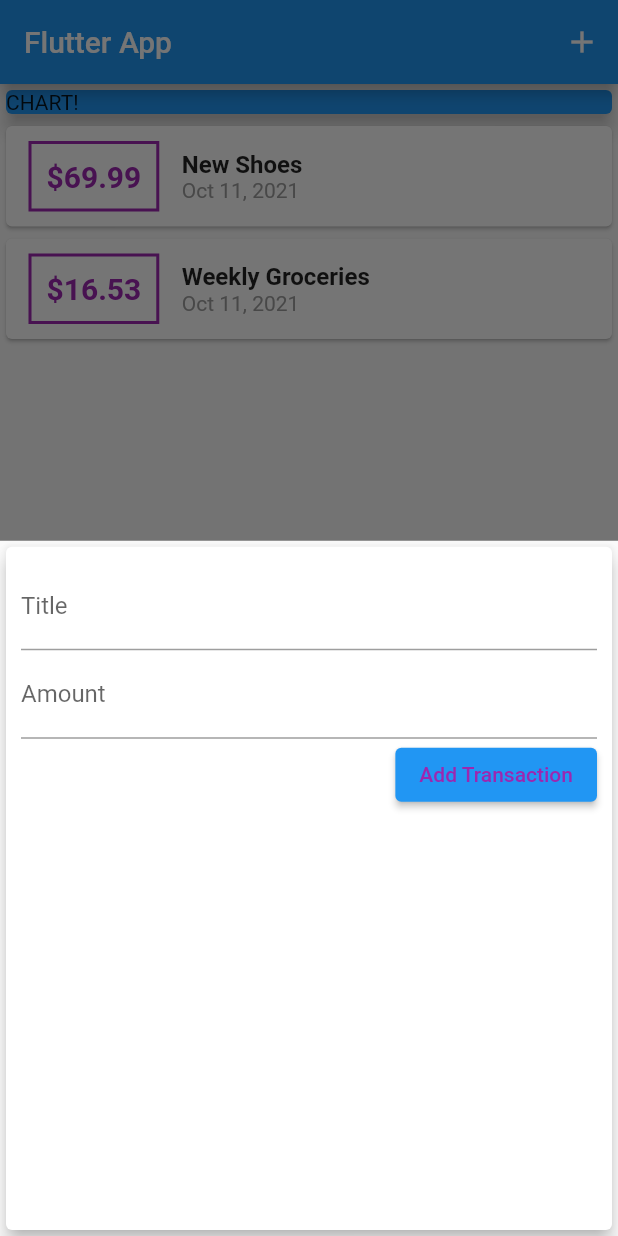
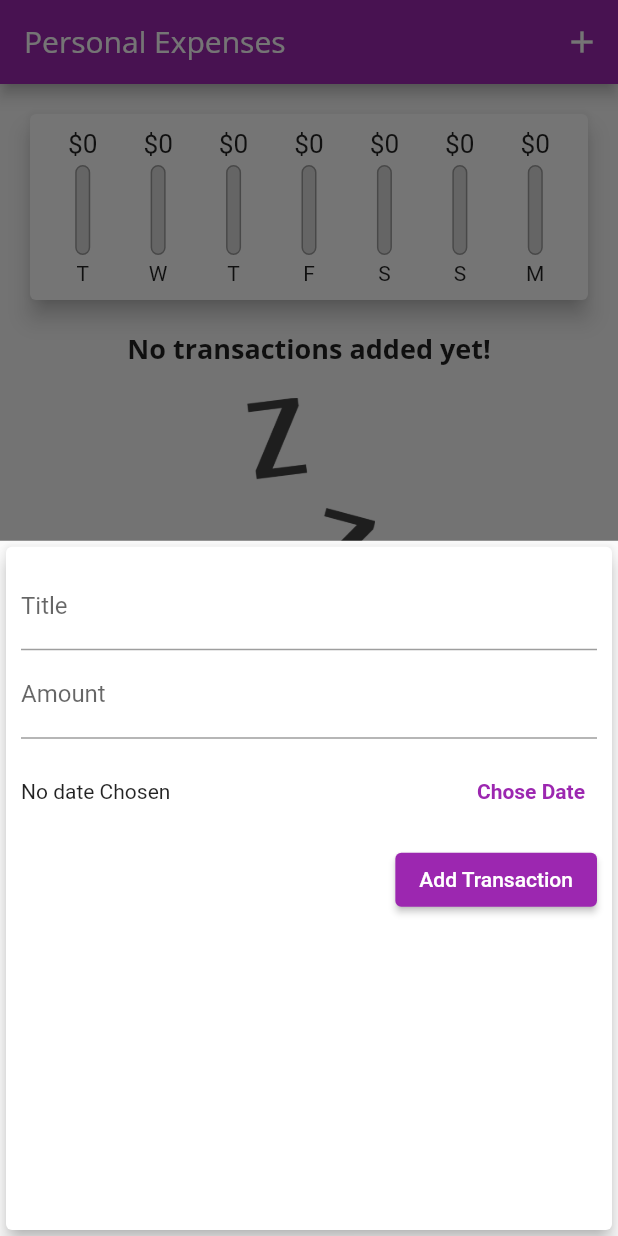
Before and after one commit to bogdan-stelea/personal_expenses_app, a Flutter app: the screen it shows after launch, after a tap on the "add" icon, on a phone screen of 412 x 824 dp. Run offline on Flutter 3.47's test engine with Material 2 defaults, Android fonts, the phone set to English and light mode, and no system bars.

Commit message:
New additions
Implemented a chart for recent transactions, chosing a date when you try to add a new transaction, delete transaction button

```diff
--- a/lib/main.dart
+++ b/lib/main.dart
@@ -1,4 +1,5 @@
 import 'package:flutter/material.dart';
+import 'package:personal_expenses_app/widgets/chart.dart';
 import 'package:personal_expenses_app/widgets/new_transaction.dart';
 import 'package:personal_expenses_app/widgets/transaction_list.dart';
 
@@ -7,41 +8,76 @@ import 'models/transactions.dart';
 void main() => runApp(MyApp());
 
 class MyApp extends StatelessWidget {
+  const MyApp({Key? key}) : super(key: key);
+
   @override
   Widget build(BuildContext context) {
     return MaterialApp(
-      title: 'Flutter App',
+      title: 'Personal Expenses',
+      theme: ThemeData(
+        errorColor: Colors.red,
+        colorScheme: ColorScheme.fromSwatch(primarySwatch: Colors.purple).copyWith(secondary: Colors.amber),
+        fontFamily: 'Quicksand',
+        textTheme: ThemeData.light().textTheme.copyWith(
+              headline6: const TextStyle(
+                fontFamily: 'OpenSans',
+                fontWeight: FontWeight.bold,
+                fontSize: 18,
+              ),
+            ),
+        appBarTheme: AppBarTheme(
+          textTheme:
+              ThemeData.light().textTheme.copyWith(headline6: const TextStyle(fontFamily: 'OpenSans', fontSize: 20)),
+        ),
+      ),
       home: MyHomePage(),
     );
   }
 }
 
 class MyHomePage extends StatefulWidget {
+  const MyHomePage({Key? key}) : super(key: key);
+
   @override
   State<MyHomePage> createState() => _MyHomePageState();
 }
 
 class _MyHomePageState extends State<MyHomePage> {
-
   final List<Transaction> _userTransaction = [
-    Transaction(
-      id: 't1',
-      title: 'New Shoes',
-      amount: 69.99,
-      date: DateTime.now(),
-    ),
-    Transaction(
-      id: 't2',
-      title: 'Weekly Groceries',
-      amount: 16.53,
-      date: DateTime.now(),
-    ),
+    // Transaction(
+    //   id: 't1',
+    //   title: 'New Shoes',
+    //   amount: 69.99,
+    //   date: DateTime.now(),
+    // ),
+    // Transaction(
+    //   id: 't2',
+    //   title: 'Weekly Groceries',
+    //   amount: 16.53,
+    //   date: DateTime.now(),
+    // ),
   ];
 
-  void _addNewTransaction(String title, double amount) {
-    final newTx = Transaction(title: title, amount: amount, date: DateTime.now(), id: DateTime.now().toString());
+  List<Transaction> get _recentTransactions {
+    return _userTransaction.where((tx) {
+      return tx.date.isAfter(
+        DateTime.now().subtract(
+          const Duration(days: 7),
+        ),
+      );
+    }).toList();
+  }
+
+  void _addNewTransaction(String title, double amount, DateTime chosenDate) {
+    final newTx = Transaction(title: title, amount: amount, date: chosenDate, id: DateTime.now().toString());
     setState(() {
       _userTransaction.add(newTx);
+    });
+  }
+
+  void _deleteTransaction(String id) {
+    setState(() {
+      _userTransaction.removeWhere((element) => element.id == id);
     });
   }
 
@@ -58,11 +94,13 @@ class _MyHomePageState extends State<MyHomePage> {
   Widget build(BuildContext context) {
     return Scaffold(
       appBar: AppBar(
-        title: const Text('Flutter App'),
+        title: const Text(
+          'Personal Expenses',
+        ),
         actions: <Widget>[
           IconButton(
             onPressed: () => _startAddNewTransaction(context),
-            icon: Icon(Icons.add),
+            icon: const Icon(Icons.add),
           ),
         ],
       ),
@@ -71,21 +109,16 @@ class _MyHomePageState extends State<MyHomePage> {
           // mainAxisAlignment: MainAxisAlignment.start,
           crossAxisAlignment: CrossAxisAlignment.stretch,
           children: <Widget>[
-            Container(
-              width: double.infinity,
-              child: const Card(
-                color: Colors.blue,
-                child: Text('CHART!'),
-                elevation: 5,
-              ),
+            Chart(_recentTransactions),
+            Expanded(
+              child: TransactionList(_userTransaction, _deleteTransaction),
             ),
-            TransactionList(_userTransaction),
           ],
         ),
       ),
       floatingActionButtonLocation: FloatingActionButtonLocation.centerFloat,
       floatingActionButton: FloatingActionButton(
-        child: Icon(Icons.add),
+        child: const Icon(Icons.add),
         onPressed: () => _startAddNewTransaction(context),
       ),
     );
--- /dev/null
+++ b/lib/widgets/chart.dart
@@ -0,0 +1,59 @@
+import 'package:flutter/material.dart';
+import 'package:personal_expenses_app/models/transactions.dart';
+import 'package:intl/intl.dart';
+
+import 'chart_bar.dart';
+
+class Chart extends StatelessWidget {
+  const Chart(this.recentTransactions, {Key? key}) : super(key: key);
+
+  final List<Transaction> recentTransactions;
+
+  List<Map<String, Object>> get groupedTransactionValues {
+    return List.generate(7, (index) {
+      final weekDay = DateTime.now().subtract(
+        Duration(days: index),
+      );
+      double totalSum = 0.0;
+      for (var i = 0; i < recentTransactions.length; i++) {
+        if (recentTransactions[i].date.day == weekDay.day &&
+            recentTransactions[i].date.month == weekDay.month &&
+            recentTransactions[i].date.year == weekDay.year) {
+          totalSum += recentTransactions[i].amount;
+        }
+      }
+
+      return {'day': DateFormat.E().format(weekDay).substring(0, 1), 'amount': totalSum};
+    }).reversed.toList();
+  }
+
+  double get totalSpending {
+    return groupedTransactionValues.fold(0.0, (sum, item) {
+      return sum + (item['amount'] as double);
+    });
+  }
+
+  @override
+  Widget build(BuildContext context) {
+    return Card(
+      elevation: 6,
+      margin: const EdgeInsets.all(20),
+      child: Padding(
+        padding: const EdgeInsets.all(10),
+        child: Row(
+          mainAxisAlignment: MainAxisAlignment.spaceAround,
+          children: groupedTransactionValues.map((data) {
+            return Flexible(
+              fit: FlexFit.tight,
+              child: ChartBar(
+                data['day'].toString(),
+                (data['amount'] as double),
+                totalSpending == 0.0 ? 0.0 : (data['amount'] as double) / totalSpending,
+              ),
+            );
+          }).toList(),
+        ),
+      ),
+    );
+  }
+}
--- /dev/null
+++ b/lib/widgets/chart_bar.dart
@@ -0,0 +1,57 @@
+import 'package:flutter/material.dart';
+
+class ChartBar extends StatelessWidget {
+  const ChartBar(this.label, this.spendingAmount, this.spendingPercentage, {Key? key}) : super(key: key);
+
+  final String label;
+  final double spendingAmount;
+  final double spendingPercentage;
+
+  @override
+  Widget build(BuildContext context) {
+    return Column(
+      children: [
+        SizedBox(
+          height: 20,
+          child: FittedBox(
+            child: Text('\$${spendingAmount.toStringAsFixed(0)}'),
+          ),
+        ),
+        const SizedBox(
+          height: 4,
+        ),
+        SizedBox(
+          height: 60,
+          width: 10,
+          child: Stack(
+            children: [
+              Container(
+                decoration: BoxDecoration(
+                  border: Border.all(
+                    color: Colors.grey,
+                    width: 1.0,
+                  ),
+                  color: const Color.fromRGBO(220, 220, 220, 1),
+                  borderRadius: BorderRadius.circular(10),
+                ),
+              ),
+              FractionallySizedBox(
+                heightFactor: spendingPercentage,
+                child: Container(
+                  decoration: BoxDecoration(
+                    color: Theme.of(context).primaryColor,
+                    borderRadius: BorderRadius.circular(10),
+                  ),
+                ),
+              ),
+            ],
+          ),
+        ),
+        const SizedBox(
+          height: 4,
+        ),
+        Text(label),
+      ],
+    );
+  }
+}
--- a/lib/widgets/new_transaction.dart
+++ b/lib/widgets/new_transaction.dart
@@ -1,4 +1,6 @@
+import 'dart:ui';
 import 'package:flutter/material.dart';
+import 'package:intl/intl.dart';
 
 class NewTransaction extends StatefulWidget {
   final Function addTx;
@@ -10,19 +12,34 @@ class NewTransaction extends StatefulWidget {
 }
 
 class _NewTransactionState extends State<NewTransaction> {
-  final titleController = TextEditingController();
+  final _titleController = TextEditingController();
+  final _amountController = TextEditingController();
+  DateTime? _selectedDate;
 
-  final amountController = TextEditingController();
-
-  void submitData() {
-    final enteredTitle = titleController.text;
-    final enteredAmount = double.parse(amountController.text);
-    if(enteredTitle.isEmpty || enteredAmount <= 0) {
+  void _submitData() {
+    if (_amountController.text.isEmpty) {
       return;
     }
-    widget.addTx(enteredTitle, enteredAmount);
+    final enteredTitle = _titleController.text;
+    final enteredAmount = double.parse(_amountController.text);
+    if (enteredTitle.isEmpty || enteredAmount <= 0 || _selectedDate == null) {
+      return;
+    }
+    widget.addTx(enteredTitle, enteredAmount, _selectedDate);
 
     Navigator.of(context).pop();
+  }
+
+  void _presentDatePicker() {
+    showDatePicker(context: context, initialDate: DateTime.now(), firstDate: DateTime(2021), lastDate: DateTime.now())
+        .then((pickedDate) {
+      if (pickedDate == null) {
+        return;
+      }
+      setState(() {
+        _selectedDate = pickedDate;
+      });
+    });
   }
 
   @override
@@ -36,21 +53,40 @@ class _NewTransactionState extends State<NewTransaction> {
           children: <Widget>[
             TextField(
               decoration: InputDecoration(labelText: 'Title'),
-              controller: titleController,
-              onSubmitted: (_) => submitData(),
+              controller: _titleController,
+              onSubmitted: (_) => _submitData(),
             ),
             TextField(
               decoration: InputDecoration(labelText: 'Amount'),
-              controller: amountController,
+              controller: _amountController,
               keyboardType: TextInputType.number,
-              onSubmitted: (_) => submitData(),
+              onSubmitted: (_) => _submitData(),
+            ),
+            SizedBox(
+              height: 70,
+              child: Row(
+                children: <Widget>[
+                  Expanded(
+                    child: Text(
+                      _selectedDate == null
+                          ? 'No date Chosen'
+                          : 'Picked Date: ${DateFormat.yMd().format(_selectedDate!)}',
+                    ),
+                  ),
+                  TextButton(
+                    child: const Text(
+                      'Chose Date',
+                      style: TextStyle(fontWeight: FontWeight.bold),
+                    ),
+                    onPressed: _presentDatePicker,
+                  ),
+                ],
+              ),
             ),
             ElevatedButton(
-              onPressed: () {
-                submitData;
-              },
+              onPressed: () => _submitData(),
               child: const Text('Add Transaction'),
-              style: ElevatedButton.styleFrom(onPrimary: Colors.purple),
+              // style: ElevatedButton.styleFrom(onPrimary: Colors.purple),
             )
           ],
         ),
--- a/lib/widgets/transaction_list.dart
+++ b/lib/widgets/transaction_list.dart
@@ -1,62 +1,65 @@
 import 'package:flutter/material.dart';
 import 'package:intl/intl.dart';
-
-import '../models/transactions.dart';
+import 'package:personal_expenses_app/models/transactions.dart';
 
 class TransactionList extends StatelessWidget {
   final List<Transaction> transactions;
+  final Function deleteTransaction;
 
-  TransactionList(this.transactions);
+  TransactionList(this.transactions, this.deleteTransaction);
 
   @override
   Widget build(BuildContext context) {
-    return Container(
+    return SizedBox(
       height: 300,
-      child: ListView.builder(
+      child: transactions.isEmpty
+          ? Column(
+              children: <Widget>[
+                Text(
+                  'No transactions added yet!',
+                  style: Theme.of(context).textTheme.headline6,
+                ),
+                const SizedBox(
+                  height: 20,
+                ),
+                SizedBox(
+                    height: 200,
+                    child: Image.asset(
+                      'assets/images/waiting.png',
+                      fit: BoxFit.cover,
+                    )),
+              ],
+            )
+          : ListView.builder(
               itemBuilder: (ctx, index) {
                 return Card(
-            child: Row(
-              children: <Widget>[
-                Container(
+                  elevation: 5,
                   margin: const EdgeInsets.symmetric(
-                    vertical: 10,
-                    horizontal: 15,
+                    vertical: 8,
+                    horizontal: 5,
                   ),
-                  decoration: BoxDecoration(
-                    border: Border.all(
-                      color: Colors.purple,
-                      width: 2,
+                  child: ListTile(
+                    trailing: IconButton(
+                      icon: const Icon(Icons.delete),
+                      onPressed: () => deleteTransaction(transactions[index].id),
+                      color: Theme.of(context).errorColor,
                     ),
-                  ),
-                  padding: const EdgeInsets.all(10),
-                  child: Text(
-                    '\$${transactions[index].amount.toStringAsFixed(2)}',
-                    style: const TextStyle(
-                      fontWeight: FontWeight.bold,
-                      fontSize: 20,
-                      color: Colors.purple,
+                    leading: CircleAvatar(
+                      radius: 30,
+                      child: Padding(
+                        padding: const EdgeInsets.all(6),
+                        child: FittedBox(
+                          child: Text('\$${transactions[index].amount}'),
                         ),
                       ),
                     ),
-                Column(
-                  crossAxisAlignment: CrossAxisAlignment.start,
-                  children: <Widget>[
-                    Text(
+                    title: Text(
                       transactions[index].title,
-                      style: const TextStyle(
-                        fontSize: 16,
-                        fontWeight: FontWeight.bold,
+                      style: Theme.of(context).textTheme.headline6,
                     ),
+                    subtitle: Text(
+                      DateFormat.yMMMd().format(transactions[index].date),
                     ),
-                    Text(
-                      DateFormat.yMMMd().format(transactions[index].date),
-                      style: const TextStyle(
-                        color: Colors.grey,
-                      ),
-                    ),
-                  ],
-                ),
-              ],
                   ),
                 );
               },
```
Also changed, not shown: pubspec.yaml (+15 -16 lines), assets/fonts/OpenSans-Bold.ttf (added), assets/fonts/OpenSans-Regular.ttf (added), assets/fonts/Quicksand-Bold.ttf (added), assets/fonts/Quicksand-Light.ttf (added), assets/fonts/Quicksand-Medium.ttf (added), assets/fonts/Quicksand-Regular.ttf (added), assets/images/waiting.png (added). Lines whose indentation alone changed are shown as unchanged.
